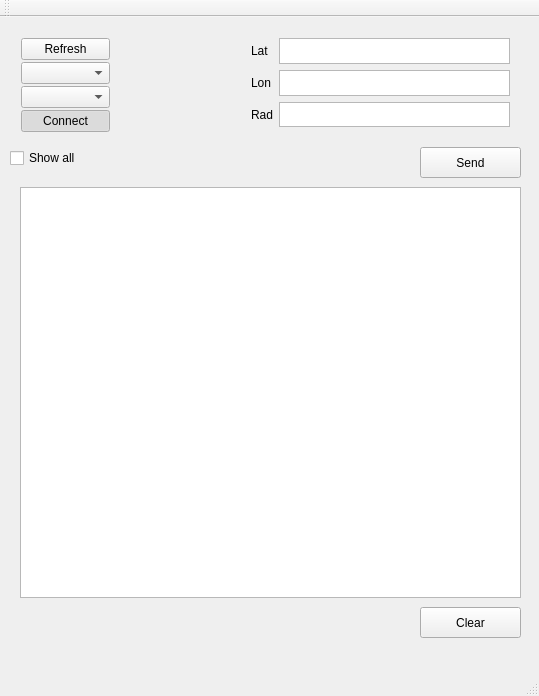
The window that mainwindow.ui (vvranjek/QBApp) describes before a commit, drawn with Qt 5.
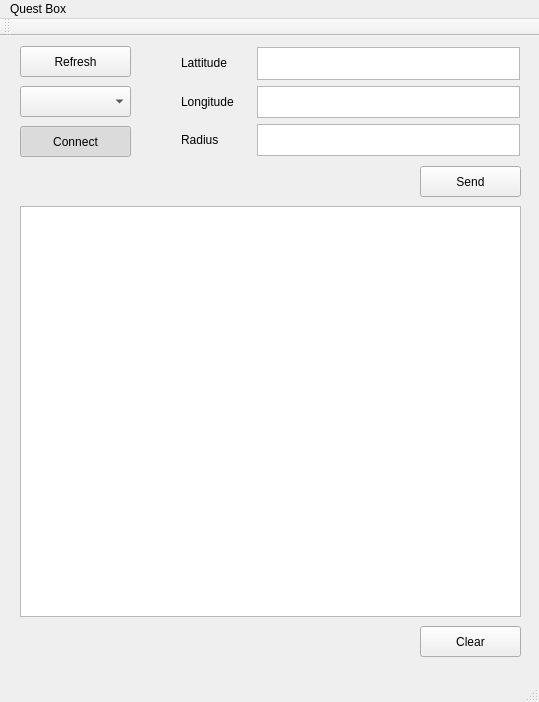
The same window after the commit.

Commit message: - Changed baudrate and removed th esetting for it - Cleanup

Diff of the .ui file:
```diff
--- a/mainwindow.ui
+++ b/mainwindow.ui
@@ -7,7 +7,7 @@
     <x>0</x>
     <y>0</y>
     <width>539</width>
-    <height>696</height>
+    <height>702</height>
    </rect>
   </property>
   <property name="windowTitle">
@@ -37,34 +37,65 @@
      <string>Clear</string>
     </property>
    </widget>
-   <widget class="QWidget" name="layoutWidget">
+   <widget class="QPushButton" name="sendButton">
     <property name="geometry">
      <rect>
-      <x>10</x>
-      <y>10</y>
-      <width>111</width>
-      <height>116</height>
+      <x>420</x>
+      <y>130</y>
+      <width>101</width>
+      <height>31</height>
      </rect>
     </property>
-    <layout class="QVBoxLayout" name="verticalLayout">
-     <property name="spacing">
-      <number>2</number>
-     </property>
-     <item>
+    <property name="text">
+     <string>Send</string>
+    </property>
+   </widget>
       <widget class="QPushButton" name="PortRefresh">
+    <property name="geometry">
+     <rect>
+      <x>20</x>
+      <y>10</y>
+      <width>111</width>
+      <height>31</height>
+     </rect>
+    </property>
+    <property name="sizePolicy">
+     <sizepolicy hsizetype="Fixed" vsizetype="Fixed">
+      <horstretch>0</horstretch>
+      <verstretch>0</verstretch>
+     </sizepolicy>
+    </property>
+    <property name="minimumSize">
+     <size>
+      <width>111</width>
+      <height>31</height>
+     </size>
+    </property>
        <property name="text">
         <string>Refresh</string>
        </property>
       </widget>
-     </item>
-     <item>
-      <widget class="QComboBox" name="baudBox"/>
-     </item>
-     <item>
-      <widget class="QComboBox" name="portBox"/>
-     </item>
-     <item>
       <widget class="QPushButton" name="connectButton">
+    <property name="geometry">
+     <rect>
+      <x>20</x>
+      <y>90</y>
+      <width>111</width>
+      <height>31</height>
+     </rect>
+    </property>
+    <property name="sizePolicy">
+     <sizepolicy hsizetype="Fixed" vsizetype="Fixed">
+      <horstretch>0</horstretch>
+      <verstretch>0</verstretch>
+     </sizepolicy>
+    </property>
+    <property name="minimumSize">
+     <size>
+      <width>111</width>
+      <height>31</height>
+     </size>
+    </property>
        <property name="text">
         <string>Connect</string>
        </property>
@@ -75,76 +106,96 @@
         <bool>true</bool>
        </property>
       </widget>
-     </item>
-    </layout>
+   <widget class="QTextEdit" name="latEdit">
+    <property name="geometry">
+     <rect>
+      <x>257</x>
+      <y>11</y>
+      <width>263</width>
+      <height>33</height>
+     </rect>
+    </property>
    </widget>
-   <widget class="QPushButton" name="sendButton">
+   <widget class="QComboBox" name="portBox">
     <property name="geometry">
      <rect>
-      <x>420</x>
-      <y>130</y>
-      <width>101</width>
+      <x>20</x>
+      <y>50</y>
+      <width>111</width>
       <height>31</height>
      </rect>
     </property>
-    <property name="text">
-     <string>Send</string>
+    <property name="sizePolicy">
+     <sizepolicy hsizetype="Fixed" vsizetype="Fixed">
+      <horstretch>0</horstretch>
+      <verstretch>0</verstretch>
+     </sizepolicy>
     </property>
+    <property name="minimumSize">
+     <size>
+      <width>111</width>
+      <height>31</height>
+     </size>
+    </property>
    </widget>
-   <widget class="QCheckBox" name="allCheckBox">
+   <widget class="QTextEdit" name="lonEdit">
     <property name="geometry">
      <rect>
-      <x>10</x>
-      <y>130</y>
-      <width>97</width>
-      <height>22</height>
+      <x>257</x>
+      <y>50</y>
+      <width>263</width>
+      <height>32</height>
      </rect>
     </property>
-    <property name="text">
-     <string>Show all</string>
-    </property>
    </widget>
-   <widget class="QWidget" name="">
+   <widget class="QLabel" name="label_3">
     <property name="geometry">
      <rect>
-      <x>240</x>
-      <y>10</y>
-      <width>281</width>
-      <height>111</height>
+      <x>181</x>
+      <y>88</y>
+      <width>71</width>
+      <height>31</height>
      </rect>
     </property>
-    <layout class="QGridLayout" name="gridLayout">
-     <item row="0" column="1">
-      <widget class="QTextEdit" name="latEdit"/>
-     </item>
-     <item row="2" column="1">
-      <widget class="QTextEdit" name="radiusEdit"/>
-     </item>
-     <item row="0" column="0">
+    <property name="text">
+     <string>Radius</string>
+    </property>
+   </widget>
       <widget class="QLabel" name="label">
+    <property name="geometry">
+     <rect>
+      <x>181</x>
+      <y>11</y>
+      <width>71</width>
+      <height>31</height>
+     </rect>
+    </property>
        <property name="text">
-        <string>Lat</string>
-       </property>
-      </widget>
-     </item>
-     <item row="1" column="0">
+     <string>Lattitude</string>
+    </property>
+   </widget>
+   <widget class="QTextEdit" name="radiusEdit">
+    <property name="geometry">
+     <rect>
+      <x>257</x>
+      <y>88</y>
+      <width>263</width>
+      <height>32</height>
+     </rect>
+    </property>
+   </widget>
       <widget class="QLabel" name="label_2">
-       <property name="text">
-        <string>Lon</string>
-       </property>
-      </widget>
-     </item>
-     <item row="2" column="0">
-      <widget class="QLabel" name="label_3">
+    <property name="geometry">
+     <rect>
+      <x>181</x>
+      <y>50</y>
+      <width>71</width>
+      <height>31</height>
+     </rect>
+    </property>
        <property name="text">
-        <string>Rad</string>
-       </property>
-      </widget>
-     </item>
-     <item row="1" column="1">
-      <widget class="QTextEdit" name="lonEdit"/>
-     </item>
-    </layout>
+     <string>Longitude</string>
+    </property>
    </widget>
   </widget>
   <widget class="QMenuBar" name="menuBar">
@@ -156,6 +207,12 @@
      <height>25</height>
     </rect>
    </property>
+   <widget class="QMenu" name="menuQuest_Box">
+    <property name="title">
+     <string>Quest Box</string>
+    </property>
+   </widget>
+   <addaction name="menuQuest_Box"/>
   </widget>
   <widget class="QToolBar" name="mainToolBar">
    <attribute name="toolBarArea">
```
Left out of the diff: 5 changed lines with no effect on the pictures. Lines whose indentation alone changed are shown as unchanged. The commit also changes 2 other files.
